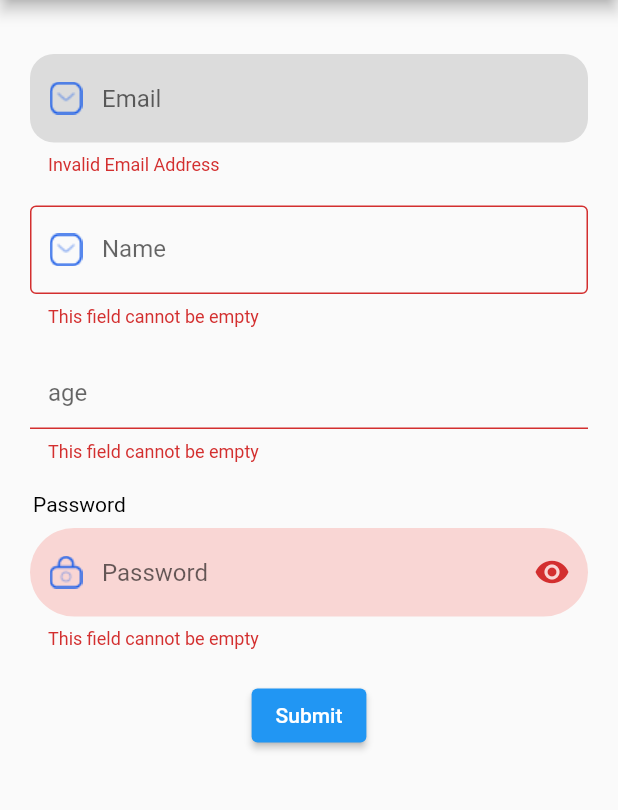
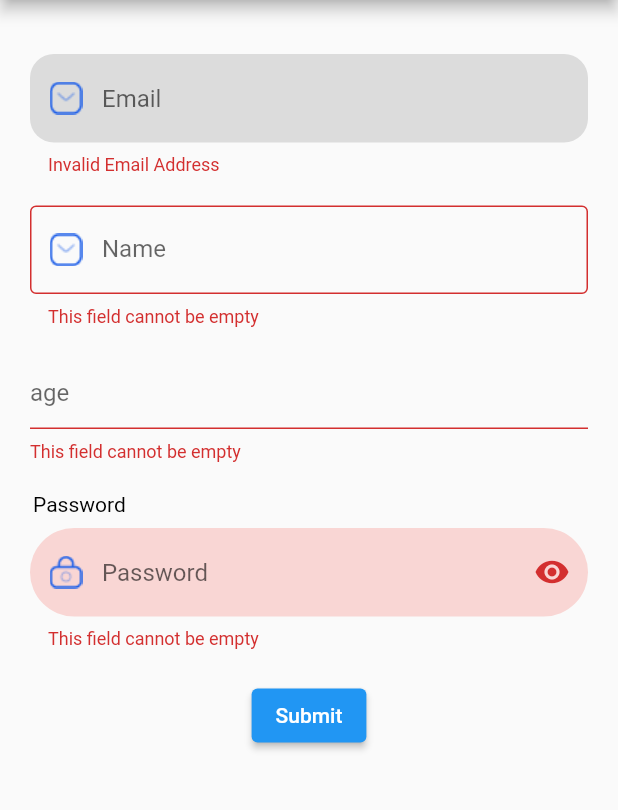
Before and after one commit to DevCrew-io/material-text-fields, a Flutter app: the screen it shows after launch, after a tap on "Submit", on a phone screen of 412 x 824 dp, the part 84-894 px from its top. Run offline on Flutter 3.47's test engine with Material 2 defaults, Android fonts, the phone set to English and light mode, and no system bars.

Commit message:
refactor : Add more theming attributes to Widget and theme class
closes [Card-21]

```diff
--- a/example/lib/main.dart
+++ b/example/lib/main.dart
@@ -70,7 +70,7 @@ class _MyHomePageState extends State<MyHomePage> {
                   keyboardType: TextInputType.text,
                   hint: "Full Name",
                   labelText: "Name",
-                  theme: MaterialTextFieldTheme.filledOrOutlinedTextTheme(
+                  theme: FilledOrOutlinedTextTheme(
                     enabledColor: Colors.grey,
                     focusedColor: Colors.green,
                     fillColor: Colors.transparent,
@@ -85,7 +85,7 @@ class _MyHomePageState extends State<MyHomePage> {
                 MaterialTextField(
                   keyboardType: TextInputType.number,
                   hint: "age",
-                  theme: MaterialTextFieldTheme.borderlessTextTheme(),
+                  theme: BorderlessTextTheme(),
                   textInputAction: TextInputAction.next,
                   validator: FormValidation.requiredTextField,
                 ),
@@ -99,7 +99,7 @@ class _MyHomePageState extends State<MyHomePage> {
                     hint: 'Password',
                     textInputAction: TextInputAction.done,
                     obscureText: true,
-                    theme: MaterialTextFieldTheme.filledOrOutlinedTextTheme(
+                    theme: FilledOrOutlinedTextTheme(
                       fillColor: Colors.red.withAlpha(50),
                       radius: 80,
                     ),
--- a/example/lib/theme/light_theme.dart
+++ b/example/lib/theme/light_theme.dart
@@ -3,7 +3,5 @@
 
 final lightTheme = ThemeData(
   brightness: Brightness.light,
-  inputDecorationTheme: MaterialTextFieldTheme.filledOrOutlinedTextTheme(
-    radius: 16
-  ),
+  inputDecorationTheme: FilledOrOutlinedTextTheme(radius: 16),
 );
--- a/lib/material_text_fields.dart
+++ b/lib/material_text_fields.dart
@@ -2,8 +2,10 @@ library material_text_fields;
 
 import 'package:flutter/material.dart';
 
-/// This abstract class defines [TextFormField] properties
-abstract class _TextField extends StatelessWidget {
+/// This is a magic widget, you can use for text input field with custom styling.
+/// You can define theming of text field in app level theme file, or
+/// You can create different fields with different styling
+class MaterialTextField extends StatelessWidget {
   /// The type of information for which to optimize the text input control
   final TextInputType? keyboardType;
 
@@ -41,7 +43,76 @@ abstract class _TextField extends StatelessWidget {
   /// Text styling of input field
   final TextStyle? style;
 
-  const _TextField({
+  /// An icon to show before the input field and outside of the decoration's
+  final Widget? icon;
+
+  /// The color of the [icon]
+  final Color? iconColor;
+
+  /// Text that provides context about the [InputDecorator.child]'s value, such
+  /// as how the value will be used.
+  final String? helperText;
+
+  /// The style to use for the [helperText]
+  final TextStyle? helperStyle;
+
+  /// The maximum number of lines the [helperText] can occupy.
+  final int? helperMaxLines;
+
+  /// The direction to use for the [hintText]
+  final TextDirection? hintTextDirection;
+
+  /// The maximum number of lines the [hint] can occupy.
+  final int? hintMaxLines;
+
+  /// Text that appears below the [InputDecorator.child] and the border.
+  final String? errorText;
+
+  /// The style to use for the [errorText].
+  final TextStyle? errorStyle;
+
+  /// The maximum number of lines the [errorText] can occupy.
+  final int? errorMaxLines;
+
+  /// Defines **how** the floating label should behave.
+  /// When [FloatingLabelBehavior.auto] the label will float to the top only when
+  /// the field is focused or has some text content, otherwise it will appear
+  /// in the field in place of the content.
+  /// When [FloatingLabelBehavior.always] the label will always float at the top
+  /// of the field above the content.
+  /// When [FloatingLabelBehavior.never] the label will always appear in an empty
+  /// field in place of the content.
+  final FloatingLabelBehavior? floatingLabelBehavior;
+
+  /// Defines **where** the floating label should be displayed.
+  final FloatingLabelAlignment? floatingLabelAlignment;
+
+  /// Optional text prefix to place on the line before the input.
+  final String? prefixText;
+
+  /// The style to use for the [prefixText].
+  final TextStyle? prefixStyle;
+
+  /// Optional color of the prefixIcon
+  final Color? prefixIconColor;
+
+  /// Optional text suffix to place on the line before the input.
+  final String? suffixText;
+
+  /// The style to use for the [suffixStyle].
+  final TextStyle? suffixStyle;
+
+  /// Optional color of the suffixIcon
+  final Color? suffixIconColor;
+
+  /// Label text for outlined text field
+  final String? labelText;
+
+  /// You can also pass custom theming to this class which is differ from
+  /// app level theming.
+  final InputDecorationTheme? theme;
+
+  const MaterialTextField({
     Key? key,
     this.keyboardType,
     this.controller,
@@ -54,49 +125,27 @@ abstract class _TextField extends StatelessWidget {
     this.enabled = true,
     this.onChanged,
     this.style,
-  }) : super(key: key);
-}
-
-/// This is a magic widget, you can use for text input field with custom styling.
-/// You can define theming of text field in app level theme file, or
-/// You can create different fields with different styling
-class MaterialTextField extends _TextField {
-  /// Label text for outlined text field
-  final String? labelText;
-
-  /// You can also pass custom theming to this class which is differ from
-  /// app level theming.
-  final InputDecorationTheme? theme;
-
-  const MaterialTextField({
-    Key? key,
-    TextInputType? keyboardType,
-    TextEditingController? controller,
-    FormFieldValidator<String>? validator,
-    final ValueChanged<String>? onChanged,
-    TextInputAction? textInputAction,
-    Widget? suffixIcon,
-    Widget? prefixIcon,
-    bool obscureText = false,
-    String? hint,
-    bool enabled = true,
+    this.icon,
+    this.iconColor,
+    this.errorStyle,
+    this.errorMaxLines,
+    this.errorText,
+    this.floatingLabelAlignment,
+    this.floatingLabelBehavior,
+    this.helperMaxLines,
+    this.helperStyle,
+    this.helperText,
+    this.hintMaxLines,
+    this.hintTextDirection,
+    this.suffixIconColor,
+    this.prefixIconColor,
+    this.prefixStyle,
+    this.prefixText,
+    this.suffixStyle,
+    this.suffixText,
     this.labelText,
     this.theme,
-    TextStyle? style,
-  }) : super(
-          key: key,
-          keyboardType: keyboardType,
-          controller: controller,
-          validator: validator,
-          onChanged: onChanged,
-          textInputAction: textInputAction,
-          suffixIcon: suffixIcon,
-          prefixIcon: prefixIcon,
-          hint: hint,
-          enabled: enabled,
-          obscureText: obscureText,
-          style: style,
-        );
+  }) : super(key: key);
 
   @override
   Widget build(BuildContext context) {
@@ -116,6 +165,24 @@ class MaterialTextField extends _TextField {
         border: theme?.border,
         focusedBorder: theme?.focusedBorder,
         enabledBorder: theme?.enabledBorder,
+        icon: icon,
+        iconColor: theme?.iconColor,
+        errorMaxLines: theme?.errorMaxLines,
+        errorText: errorText,
+        floatingLabelAlignment: theme?.floatingLabelAlignment,
+        floatingLabelBehavior: theme?.floatingLabelBehavior,
+        helperMaxLines: theme?.helperMaxLines,
+        helperStyle: theme?.helperStyle,
+        helperText: helperText,
+        hintMaxLines: hintMaxLines,
+        hintTextDirection: hintTextDirection,
+        suffixIconColor: theme?.suffixIconColor,
+        prefixIconColor: theme?.prefixIconColor,
+        prefixStyle: theme?.prefixStyle,
+        prefixText: prefixText,
+        suffixStyle: theme?.suffixStyle,
+        suffixText: suffixText,
+        filled: theme?.filled
       ),
       validator: validator,
       onChanged: onChanged,
--- a/lib/theme/material_text_field_theme.dart
+++ b/lib/theme/material_text_field_theme.dart
@@ -1,59 +1,128 @@
 import 'package:flutter/material.dart';
 
-/// This class is used to define the value of inputDecorationTheme
-class MaterialTextFieldTheme {
-  /// [hintStyle] for hint text styling
-  /// [fillColor] for background color of text field
-  /// [contentPadding] padding for the input decoration's container
-  /// [errorStyle] style to use for the error message
-  /// [floatingLabelStyle] for floating label text styling
-  /// [width] for border width
-  /// [enabledColor] color to use for enabled border
-  /// [focusedColor] color to use for focused border
-  /// [prefixIconColor] color to use for prefixIcon
-  /// [suffixIconColor] color to use for suffixIcon
+/// Abstract class for defining InputDecorationTheme properties
+abstract class _MaterialTextFieldTheme extends InputDecorationTheme {
+  const _MaterialTextFieldTheme({
+    super.hintStyle,
+    super.contentPadding,
+    super.errorStyle,
+    super.floatingLabelStyle,
+    super.prefixIconColor,
+    super.suffixIconColor,
+    super.labelStyle,
+    super.helperStyle,
+    super.helperMaxLines,
+    super.errorMaxLines,
+    super.floatingLabelBehavior,
+    super.floatingLabelAlignment,
+    super.iconColor,
+    super.prefixStyle,
+    super.suffixStyle,
+    super.fillColor,
+    super.filled,
+    super.border,
+    super.enabledBorder,
+    super.focusedBorder,
+  });
+}
 
-  /// This function is used for the theming of underlined text field
-  static InputDecorationTheme borderlessTextTheme({
+/// This class is used for the theming of underlined text field
+class BorderlessTextTheme extends _MaterialTextFieldTheme {
+  BorderlessTextTheme({
+    /// The style to use for the [InputDecoration.hintText].
     TextStyle? hintStyle,
+
+    /// The Padding for the input decoration's container.
+    EdgeInsetsGeometry? contentPadding,
+
+    /// The style to use for the [InputDecoration.errorText].
+    TextStyle? errorStyle,
+
+    /// The style to use for the [LabelText].
+    TextStyle? floatingLabelStyle,
+
+    /// This is a enable border color for [InputDecoration.enabledBorder]
+    Color? enabledColor,
+
+    /// This is a focus border color for [InputDecoration.focusedBorder]
+    Color? focusedColor,
+
+    /// The Color to use for the [InputDecoration.prefixIcon].
+    Color? prefixIconColor,
+
+    /// The Color to use for the [InputDecoration.suffixIcon].
+    Color? suffixIconColor,
+
+    /// The width to use for border
+    double width = 1,
+
+    /// The radius to use for border corners
+    double radius = 0,
+
+    /// Background color for the text field
     Color fillColor = Colors.transparent,
-    EdgeInsetsGeometry? contentPadding,
-    TextStyle? errorStyle,
-    TextStyle? floatingLabelStyle,
-    double width = 1,
-    Color? enabledColor,
-    Color? focusedColor,
-    Color? prefixIconColor,
-    Color? suffixIconColor,
-  }) {
-    return InputDecorationTheme(
+
+    /// The style to use for the [InputDecoration.helperText].
+    TextStyle? helperStyle,
+
+    /// The maximum number of lines the [InputDecoration.helperText] can occupy.
+    int? helperMaxLines,
+
+    /// The maximum number of lines the [InputDecoration.errorText] can occupy.
+    int? errorMaxLines,
+
+    /// The Color to use for the [InputDecoration.icon].
+    Color? iconColor,
+
+    /// The style to use for the [InputDecoration.prefixText].
+    TextStyle? prefixStyle,
+
+    /// The style to use for the [InputDecoration.suffixText].
+    TextStyle? suffixStyle,
+
+    /// {@macro flutter.material.inputDecoration.floatingLabelBehavior}
+    FloatingLabelBehavior floatingLabelBehavior = FloatingLabelBehavior.auto,
+
+    /// {@macro flutter.material.inputDecoration.floatingLabelAlignment}
+    FloatingLabelAlignment floatingLabelAlignment = FloatingLabelAlignment.start,
+  }) : super(
           hintStyle: hintStyle,
           contentPadding: contentPadding,
           errorStyle: errorStyle,
           floatingLabelStyle: floatingLabelStyle,
+          suffixIconColor: suffixIconColor,
+          prefixIconColor: prefixIconColor,
+          fillColor: fillColor,
+          filled: fillColor != Colors.transparent ? true : false,
+          helperStyle: helperStyle,
+          helperMaxLines: helperMaxLines,
+          errorMaxLines: errorMaxLines,
+          floatingLabelBehavior: floatingLabelBehavior,
+          floatingLabelAlignment: floatingLabelAlignment,
+          iconColor: iconColor,
+          prefixStyle: prefixStyle,
+          suffixStyle: suffixStyle,
           border: const UnderlineInputBorder(
             borderSide: BorderSide(),
           ),
           enabledBorder: UnderlineInputBorder(
               borderSide:
                   BorderSide(color: enabledColor ?? Colors.blue, width: width),
-      ),
+              borderRadius: BorderRadius.circular(radius)),
           focusedBorder: UnderlineInputBorder(
+            borderRadius: BorderRadius.circular(radius),
             borderSide:
                 BorderSide(color: focusedColor ?? Colors.blue, width: width),
           ),
-      suffixIconColor: suffixIconColor,
-      prefixIconColor: prefixIconColor,
-      fillColor: fillColor,
         );
+
 }
 
-  /// [radius] corner radius of field
-  /// [labelStyle] for label text styling
-
-  /// This function is used for the theming of filled or outlined text field
-  static InputDecorationTheme filledOrOutlinedTextTheme({
+/// This class is used for the theming of filled or outlined text field
+class FilledOrOutlinedTextTheme extends _MaterialTextFieldTheme {
+  FilledOrOutlinedTextTheme({
     TextStyle? hintStyle,
+    TextStyle? helperStyle,
     EdgeInsetsGeometry? contentPadding,
     double radius = 4,
     double width = 1,
@@ -65,34 +134,46 @@ class MaterialTextFieldTheme {
     Color fillColor = Colors.black12,
     Color? prefixIconColor,
     Color? suffixIconColor,
-  }) {
-    bool showErrBorderWithFilled =
-        (focusedColor != null || enabledColor != null);
-    return InputDecorationTheme(
+    int? helperMaxLines,
+    int? errorMaxLines,
+    Color? iconColor,
+    TextStyle? prefixStyle,
+    TextStyle? suffixStyle,
+    FloatingLabelBehavior floatingLabelBehavior = FloatingLabelBehavior.auto,
+    FloatingLabelAlignment floatingLabelAlignment = FloatingLabelAlignment.start,
+  }) : super(
           filled: true,
           fillColor: fillColor,
           floatingLabelStyle: floatingLabelStyle,
           labelStyle: labelStyle,
           hintStyle: hintStyle,
           contentPadding: contentPadding,
+          errorStyle: errorStyle,
+          prefixIconColor: prefixIconColor,
+          suffixIconColor: suffixIconColor,
+          helperStyle: helperStyle,
+          helperMaxLines: helperMaxLines,
+          errorMaxLines: errorMaxLines,
+          floatingLabelBehavior: floatingLabelBehavior,
+          floatingLabelAlignment: floatingLabelAlignment,
+          iconColor: iconColor,
+          prefixStyle: prefixStyle,
+          suffixStyle: suffixStyle,
           border: OutlineInputBorder(
             borderRadius: BorderRadius.circular(radius),
-        borderSide:
-            showErrBorderWithFilled ? const BorderSide() : BorderSide.none,
+            borderSide: focusedColor != null || enabledColor != null
+                ? const BorderSide()
+                : BorderSide.none,
           ),
           enabledBorder: OutlineInputBorder(
             borderRadius: BorderRadius.circular(radius),
-        borderSide:
-            BorderSide(width: width, color: enabledColor ?? Colors.transparent),
+            borderSide: BorderSide(
+                width: width, color: enabledColor ?? Colors.transparent),
           ),
           focusedBorder: OutlineInputBorder(
-        borderSide:
-            BorderSide(width: width, color: focusedColor ?? Colors.transparent),
+            borderSide: BorderSide(
+                width: width, color: focusedColor ?? Colors.transparent),
             borderRadius: BorderRadius.circular(radius),
           ),
-      errorStyle: errorStyle,
-      prefixIconColor: prefixIconColor,
-      suffixIconColor: suffixIconColor,
         );
 }
-}
```
Lines whose indentation alone changed are shown as unchanged.
